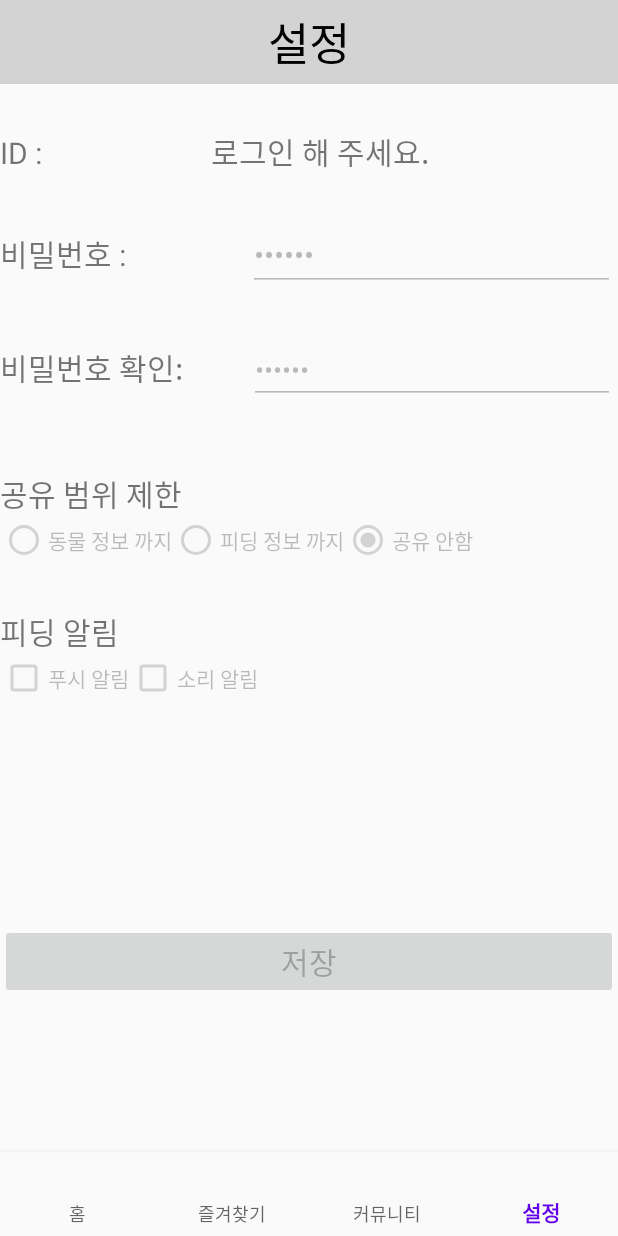
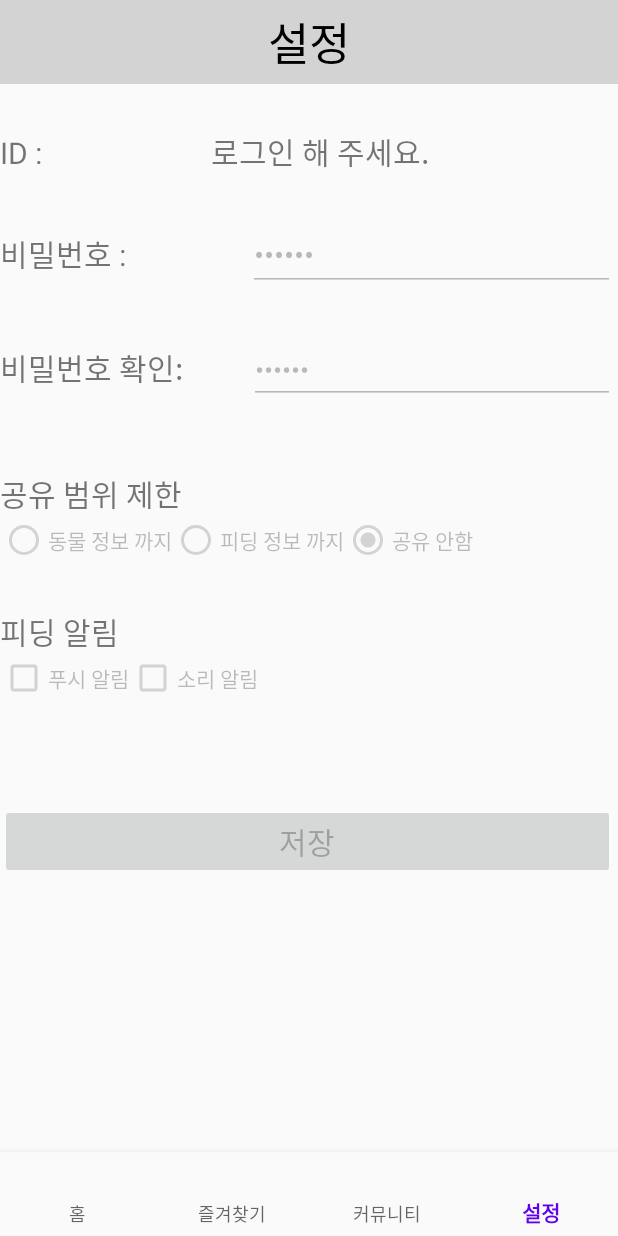
Before and after one commit to JeonChanHyeok/Allrep, an Android app: the Option screen opened through its navigation route, on a phone screen of 412 x 824 dp. Run offline under Robolectric (Android 15) with nearby library versions, the phone set to English and light mode, and no system bars; our stand-ins replace Firebase (no records; nobody signed in at launch, a user with empty details on screens opened directly), navigation-ui.

Commit message:
일단최종

```diff
--- a/app/src/main/java/com/example/allrep/push/Constants.java
+++ b/app/src/main/java/com/example/allrep/push/Constants.java
@@ -11,7 +11,7 @@ public class Constants {
     public static final String KOREA_TIMEZONE = "Asia/Seoul";
 
     // 챌린지 랭킹 시작 시각
-    public static final Integer A_MORNING_EVENT_TIME = 8;
+    public static final Integer A_MORNING_EVENT_TIME = 21; // 매일 오전 8시마다 푸시알림을 보내줌
     public static final Integer A_NIGHT_EVENT_TIME = 20;
     public static final Integer B_MORNING_EVENT_TIME = 9;
     public static final Integer B_NIGHT_EVENT_TIME = 21;
--- a/app/src/main/java/com/example/allrep/ui/community/fragment_commu/Fragment_community_list.java
+++ b/app/src/main/java/com/example/allrep/ui/community/fragment_commu/Fragment_community_list.java
@@ -12,7 +12,7 @@ import android.widget.BaseAdapter;
 import android.widget.Button;
 import android.widget.ImageView;
 import android.widget.ListView;
-import android.widget.SearchView;
+import androidx.appcompat.widget.SearchView;
 import android.widget.TextView;
 
 import androidx.annotation.NonNull;
--- a/app/src/main/java/com/example/allrep/ui/community/fragment_commu/Fragment_community_text.java
+++ b/app/src/main/java/com/example/allrep/ui/community/fragment_commu/Fragment_community_text.java
@@ -124,6 +124,9 @@ public class Fragment_community_text extends Fragment {
                             int numberB = Integer.parseInt(number);
                             if (numberA == numberB){
                                 mDBReference.child("/community_info/").child(Integer.toString(numberA)).removeValue();
+                                Bundle bundle = new Bundle();
+                                bundle.putInt("mycommu", 1);
+                                fragment_community_list.setArguments(bundle);
                                 getFragmentManager().beginTransaction().replace(R.id.community_container,fragment_community_list).commit();
                             }
                         }
--- a/app/src/main/java/com/example/allrep/ui/home/dic/Fragment_dic.java
+++ b/app/src/main/java/com/example/allrep/ui/home/dic/Fragment_dic.java
@@ -54,7 +54,6 @@ public class Fragment_dic extends Fragment {
         mImage = (ImageView) rootView.findViewById(R.id.dic_animal_img);
         mText_small = (TextView)rootView.findViewById(R.id.dic_animal_sub_explain);
         mText_large = (TextView)rootView.findViewById(R.id.dic_animal_explain);
-        Button btn = (Button)rootView.findViewById(R.id.dic_button);
         fragment_dic = new Fragment_dic();
         fragment_dic_animal_info = new Fragment_dic_animal_info();
         category = new ArrayList<String>();
--- a/app/src/main/java/com/example/allrep/ui/home/feed/Feeding_helper.java
+++ b/app/src/main/java/com/example/allrep/ui/home/feed/Feeding_helper.java
@@ -197,7 +197,6 @@ public class Feeding_helper extends AppCompatActivity {
                     public void onDataChange(@NonNull DataSnapshot snapshot) {
                         String value = snapshot.getValue(String.class);
                         if (value != null) {
-                            Toast.makeText(Feeding_helper.this, "이미 추가된 동물 입니다!", Toast.LENGTH_SHORT).show();
                             return;
                         } else {
                             mDBReference.child("/Animal_info/").child(userName).child(get_an).setValue(animal_temp).addOnSuccessListener(new OnSuccessListener<Void>() {
--- a/app/src/main/java/com/example/allrep/ui/home/feed/Fragment_feed.java
+++ b/app/src/main/java/com/example/allrep/ui/home/feed/Fragment_feed.java
@@ -63,7 +63,6 @@ public class Fragment_feed extends Fragment {
         button.setOnClickListener(new View.OnClickListener() {
             @Override
             public void onClick(View v) {
-
             }
         });
         mListView.setChoiceMode(ListView.CHOICE_MODE_MULTIPLE);
--- a/app/src/main/res/layout/fragment_home_dic.xml
+++ b/app/src/main/res/layout/fragment_home_dic.xml
@@ -13,11 +13,6 @@
         android:layout_height="wrap_content"
         app:iconifiedByDefault="false"
         app:queryHint="검색어를 입력하시오" />
-    <Button
-        android:layout_width="wrap_content"
-        android:layout_height="wrap_content"
-        android:text="임시버튼"
-        android:id="@+id/dic_button"/>
     <ListView
         android:layout_width="match_parent"
         android:layout_height="match_parent"
--- a/app/src/main/res/layout/fragment_option.xml
+++ b/app/src/main/res/layout/fragment_option.xml
@@ -212,6 +212,14 @@
             android:layout_width="0dp"
             android:layout_height="0dp"
             android:layout_weight="1" />
+
+        <Button
+            android:id="@+id/save_option"
+            android:layout_width="match_parent"
+            android:layout_height="wrap_content"
+            android:enabled="false"
+            android:text="저장"
+            android:textSize="20dp" />
     </LinearLayout>
     <TextView
         android:layout_width="match_parent"
@@ -221,12 +229,4 @@
         android:visibility="invisible"/>
     <!--저장 버튼-->
 
-    <Button
-        android:id="@+id/save_option"
-        android:layout_width="match_parent"
-        android:layout_height="wrap_content"
-        android:textSize="20dp"
-        android:text="저장"
-        android:enabled="false"/>
-
 </LinearLayout>
```
